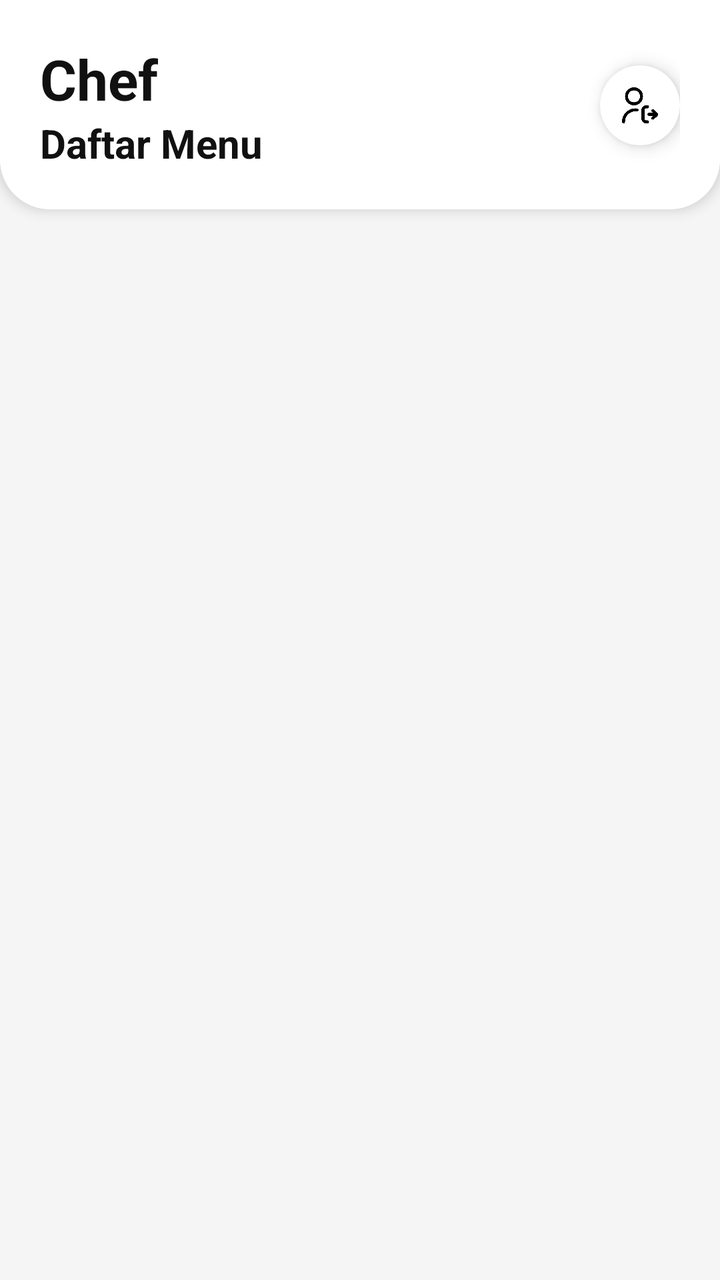
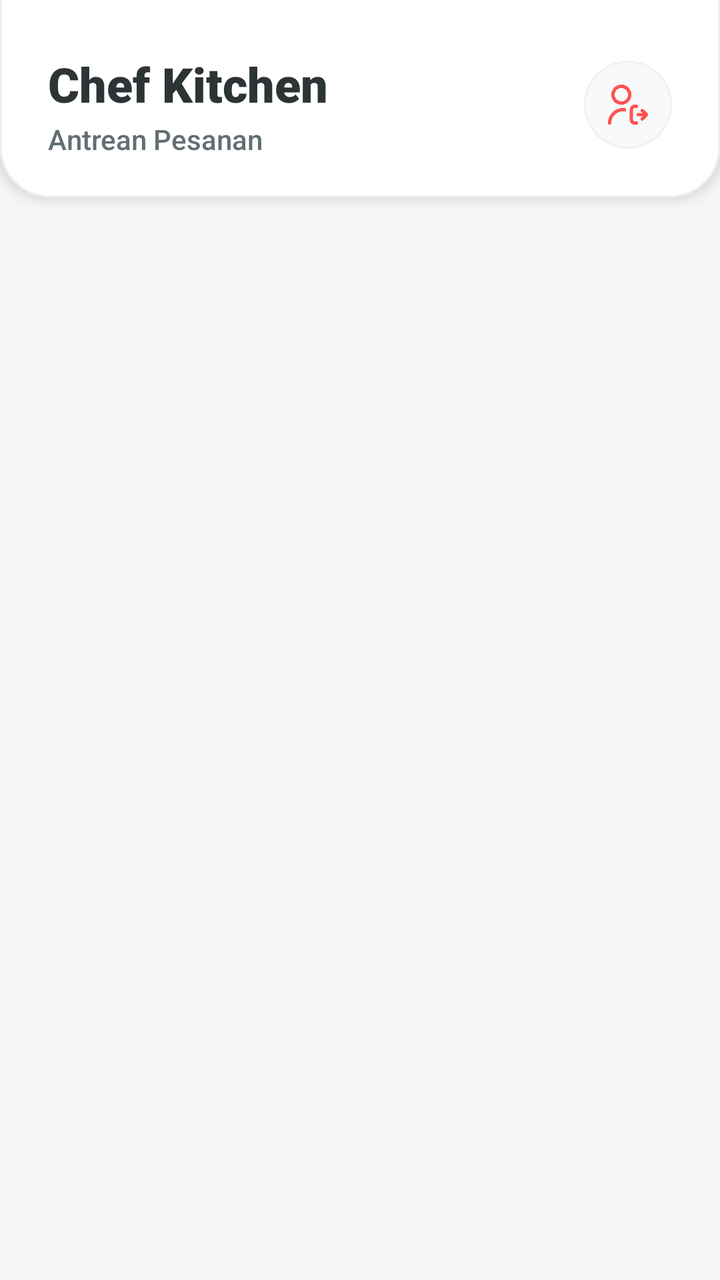

Before-and-after screenshots of an Android layout around one commit, followed by the original layout XML and the change that was made.
<!-- AndroidManifest.xml: application theme Theme.Laundry -->
<!-- res/layout/chef_activity.xml -->
<?xml version="1.0" encoding="utf-8"?>
<androidx.constraintlayout.widget.ConstraintLayout xmlns:android="http://schemas.android.com/apk/res/android"
    android:layout_width="match_parent"
    android:layout_height="match_parent"
    xmlns:app="http://schemas.android.com/apk/res-auto">


    <com.google.android.material.card.MaterialCardView
        android:id="@+id/headerCard"
        android:layout_width="match_parent"
        android:layout_height="wrap_content"
        app:cardCornerRadius="25dp"
        app:cardElevation="4dp"
        android:layout_marginTop="-25dp"
        app:layout_constraintTop_toTopOf="parent"
        app:strokeWidth="0dp">

        <LinearLayout
            android:id="@+id/headerLayout"
            android:layout_width="match_parent"
            android:layout_height="wrap_content"
            android:orientation="horizontal"
            android:paddingTop="45dp"
            android:paddingBottom="20dp"
            android:paddingLeft="20dp"
            android:paddingRight="20dp"
            android:gravity="center_vertical"
            android:background="@color/white">

            <LinearLayout
                android:layout_width="0dp"
                android:layout_height="wrap_content"
                android:layout_weight="1"
                android:orientation="vertical">

                <TextView
                    android:layout_width="wrap_content"
                    android:layout_height="wrap_content"
                    android:text="Chef"
                    android:textSize="28sp"
                    android:textStyle="bold"
                    android:textColor="#121111" />

                <TextView
                    android:layout_width="wrap_content"
                    android:layout_height="wrap_content"
                    android:text="Daftar Menu"
                    android:textSize="20sp"
                    android:textStyle="bold"
                    android:textColor="#121111" />
            </LinearLayout>

            <com.google.android.material.card.MaterialCardView
                android:layout_width="40dp"
                android:layout_height="40dp"
                app:cardCornerRadius="20dp"
                app:cardElevation="5dp"
                app:strokeWidth="0dp"
                app:cardBackgroundColor="@color/white">

                <ImageView
                    android:id="@+id/btnLogout"
                    android:layout_width="22dp"
                    android:layout_height="18dp"
                    android:layout_gravity="center"
                    android:background="?attr/selectableItemBackgroundBorderless"
                    android:clickable="true"
                    android:contentDescription="Logout"
                    android:focusable="true"
                    android:src="@drawable/img_11" />
            </com.google.android.material.card.MaterialCardView>

        </LinearLayout>
    </com.google.android.material.card.MaterialCardView>

    
    <androidx.recyclerview.widget.RecyclerView
        android:id="@+id/rvChefOrders"
        android:layout_width="match_parent"
        android:layout_height="0dp"
        app:layout_constraintTop_toBottomOf="@id/headerCard"
        app:layout_constraintBottom_toBottomOf="parent"
        app:layoutManager="androidx.recyclerview.widget.LinearLayoutManager" />

</androidx.constraintlayout.widget.ConstraintLayout>
<!-- resources referenced by this layout -->
<resources>
  <color name="white">#ffffff</color>
  <!-- drawable img_11: png bitmap (drawable, 13387 bytes) -->
  <style name="Theme.Laundry" parent="Theme.MaterialComponents.DayNight.DarkActionBar">
          
          <item name="colorPrimary">@color/button</item>
          <item name="colorPrimaryVariant">@color/button</item>
          <item name="colorOnPrimary">@color/white</item>
          
  
          <item name="colorSecondaryVariant">@color/black</item>
          <item name="colorOnSecondary">@color/text</item>
          
          <item name="android:statusBarColor">?attr/colorPrimaryVariant</item>
          
          <item name="android:windowBackground">@color/background</item>
      </style>
  <color name="button">#6200EE</color>
  <color name="black">#000000</color>
  <color name="text">#212121</color>
  <color name="background">#F5F5F5</color>
</resources>

<!-- the commit's change to res/layout/chef_activity.xml (unified diff, before → after) -->
@@ -13,17 +13,17 @@
         app:cardElevation="4dp"
         android:layout_marginTop="-25dp"
         app:layout_constraintTop_toTopOf="parent"
-        app:strokeWidth="0dp">
+        app:strokeWidth="1dp"
+        app:strokeColor="#F0F0F0">
 
         <LinearLayout
             android:id="@+id/headerLayout"
             android:layout_width="match_parent"
             android:layout_height="wrap_content"
             android:orientation="horizontal"
-            android:paddingTop="45dp"
+            android:paddingTop="50dp"
             android:paddingBottom="20dp"
-            android:paddingLeft="20dp"
-            android:paddingRight="20dp"
+            android:paddingHorizontal="24dp"
             android:gravity="center_vertical"
             android:background="@color/white">
 
@@ -36,48 +36,49 @@
                 <TextView
                     android:layout_width="wrap_content"
                     android:layout_height="wrap_content"
-                    android:text="Chef"
-                    android:textSize="28sp"
-                    android:textStyle="bold"
-                    android:textColor="#121111" />
+                    android:text="Chef Kitchen"
+                    android:textSize="24sp"
+                    android:fontFamily="sans-serif-black"
+                    android:textColor="#2D3436" />
 
                 <TextView
                     android:layout_width="wrap_content"
                     android:layout_height="wrap_content"
-                    android:text="Daftar Menu"
-                    android:textSize="20sp"
-                    android:textStyle="bold"
-                    android:textColor="#121111" />
+                    android:text="Antrean Pesanan"
+                    android:textSize="14sp"
+                    android:fontFamily="sans-serif-medium"
+                    android:textColor="#636E72"
+                    android:layout_marginTop="2dp" />
             </LinearLayout>
 
             <com.google.android.material.card.MaterialCardView
-                android:layout_width="40dp"
-                android:layout_height="40dp"
-                app:cardCornerRadius="20dp"
-                app:cardElevation="5dp"
-                app:strokeWidth="0dp"
-                app:cardBackgroundColor="@color/white">
+                android:layout_width="44dp"
+                android:layout_height="44dp"
+                app:cardCornerRadius="22dp"
+                app:cardElevation="0dp"
+                app:strokeWidth="1dp"
+                app:strokeColor="#F0F0F0"
+                app:cardBackgroundColor="#F8F9FA">
 
                 <ImageView
                     android:id="@+id/btnLogout"
-                    android:layout_width="22dp"
-                    android:layout_height="18dp"
+                    android:layout_width="20dp"
+                    android:layout_height="20dp"
                     android:layout_gravity="center"
-                    android:background="?attr/selectableItemBackgroundBorderless"
-                    android:clickable="true"
-                    android:contentDescription="Logout"
-                    android:focusable="true"
-                    android:src="@drawable/img_11" />
+                    android:src="@drawable/img_11"
+                    app:tint="#FF5252" />
             </com.google.android.material.card.MaterialCardView>
 
         </LinearLayout>
     </com.google.android.material.card.MaterialCardView>
 
-    
     <androidx.recyclerview.widget.RecyclerView
         android:id="@+id/rvChefOrders"
         android:layout_width="match_parent"
         android:layout_height="0dp"
+        android:clipToPadding="false"
+        android:paddingTop="12dp"
+        android:paddingBottom="24dp"
         app:layout_constraintTop_toBottomOf="@id/headerCard"
         app:layout_constraintBottom_toBottomOf="parent"
         app:layoutManager="androidx.recyclerview.widget.LinearLayoutManager" />
